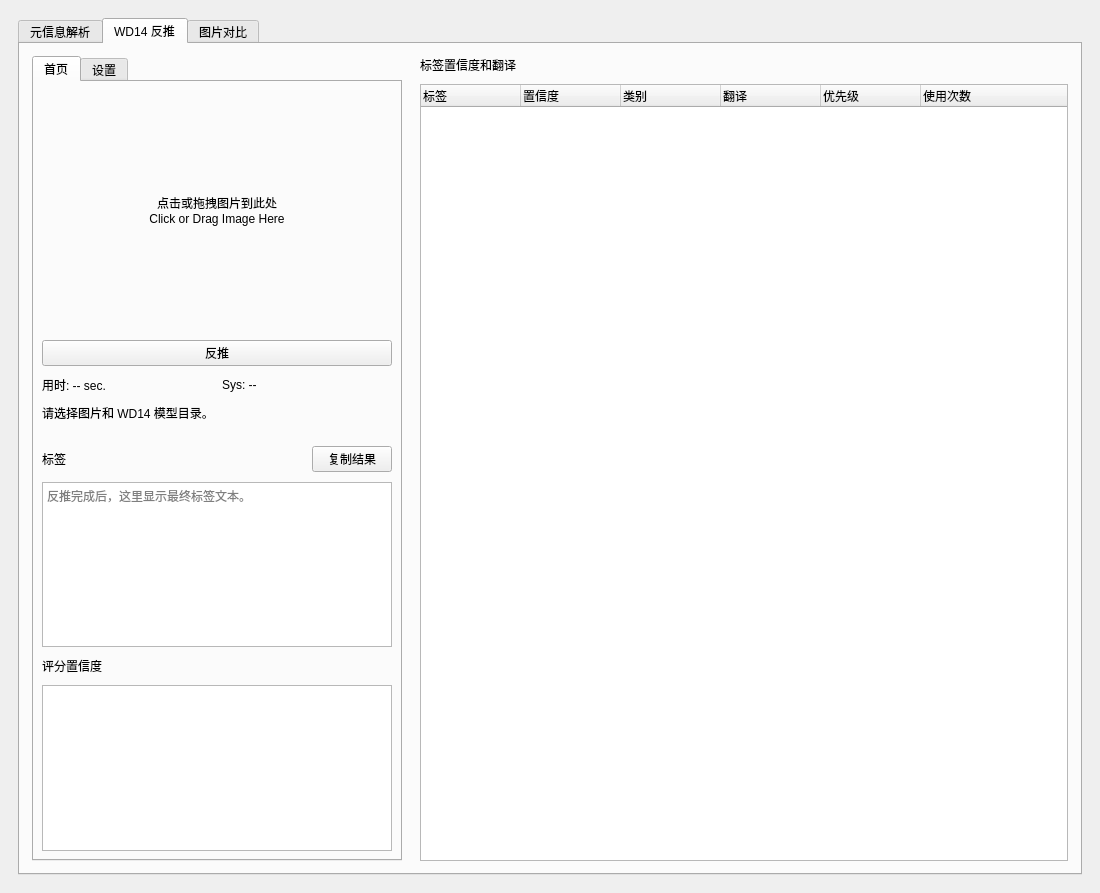
hanbinhsh/SD-LoRA-Manager, file tools/promptparserwidget.ui: the form before one commit.
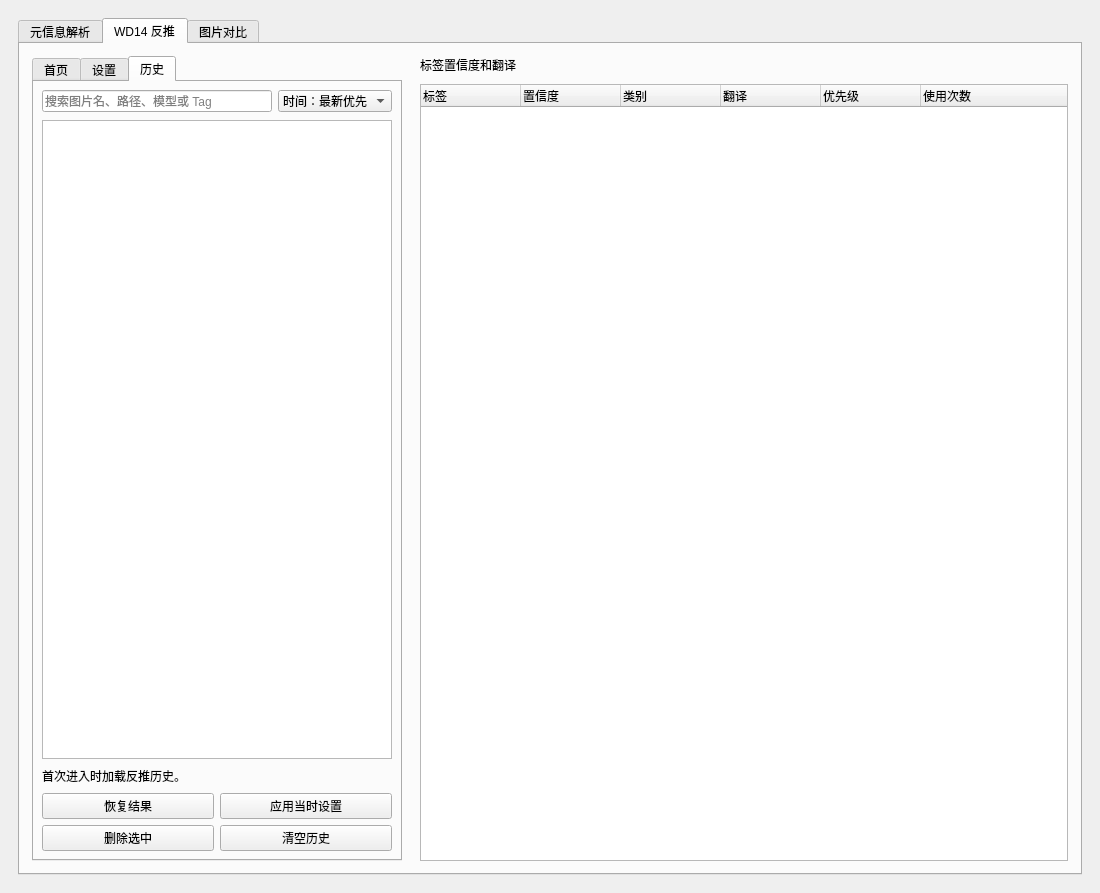
The form after the commit. The open tabs and pages were chosen to show the change.

Commit message: wd14历史

```diff
--- a/tools/promptparserwidget.ui
+++ b/tools/promptparserwidget.ui
@@ -877,6 +877,123 @@
            </item>
           </layout>
          </widget>
+         <widget class="QWidget" name="tabWd14History">
+          <attribute name="title">
+           <string>历史</string>
+          </attribute>
+          <layout class="QVBoxLayout" name="layoutWd14History">
+           <property name="spacing">
+            <number>8</number>
+           </property>
+           <property name="leftMargin">
+            <number>8</number>
+           </property>
+           <property name="topMargin">
+            <number>8</number>
+           </property>
+           <property name="rightMargin">
+            <number>8</number>
+           </property>
+           <property name="bottomMargin">
+            <number>8</number>
+           </property>
+           <item>
+            <layout class="QHBoxLayout" name="layoutWd14HistoryFilter">
+             <property name="spacing">
+              <number>6</number>
+             </property>
+             <item>
+              <widget class="QLineEdit" name="editWd14HistorySearch">
+               <property name="placeholderText">
+                <string>搜索图片名、路径、模型或 Tag</string>
+               </property>
+               <property name="clearButtonEnabled">
+                <bool>true</bool>
+               </property>
+              </widget>
+             </item>
+             <item>
+              <widget class="QComboBox" name="comboWd14HistorySort">
+               <item>
+                <property name="text">
+                 <string>时间：最新优先</string>
+                </property>
+               </item>
+               <item>
+                <property name="text">
+                 <string>时间：最早优先</string>
+                </property>
+               </item>
+              </widget>
+             </item>
+            </layout>
+           </item>
+           <item>
+            <widget class="QListView" name="listWd14History">
+             <property name="mouseTracking">
+              <bool>true</bool>
+             </property>
+             <property name="selectionMode">
+              <enum>QAbstractItemView::SelectionMode::ExtendedSelection</enum>
+             </property>
+             <property name="verticalScrollMode">
+              <enum>QAbstractItemView::ScrollMode::ScrollPerPixel</enum>
+             </property>
+             <property name="uniformItemSizes">
+              <bool>true</bool>
+             </property>
+            </widget>
+           </item>
+           <item>
+            <widget class="QLabel" name="lblWd14HistoryStatus">
+             <property name="text">
+              <string>首次进入时加载反推历史。</string>
+             </property>
+             <property name="wordWrap">
+              <bool>true</bool>
+             </property>
+            </widget>
+           </item>
+           <item>
+            <layout class="QGridLayout" name="layoutWd14HistoryActions">
+             <property name="horizontalSpacing">
+              <number>6</number>
+             </property>
+             <property name="verticalSpacing">
+              <number>6</number>
+             </property>
+             <item row="0" column="0">
+              <widget class="QPushButton" name="btnWd14HistoryRestore">
+               <property name="text">
+                <string>恢复结果</string>
+               </property>
+              </widget>
+             </item>
+             <item row="0" column="1">
+              <widget class="QPushButton" name="btnWd14HistoryApplySettings">
+               <property name="text">
+                <string>应用当时设置</string>
+               </property>
+              </widget>
+             </item>
+             <item row="1" column="0">
+              <widget class="QPushButton" name="btnWd14HistoryDelete">
+               <property name="text">
+                <string>删除选中</string>
+               </property>
+              </widget>
+             </item>
+             <item row="1" column="1">
+              <widget class="QPushButton" name="btnWd14HistoryClear">
+               <property name="text">
+                <string>清空历史</string>
+               </property>
+              </widget>
+             </item>
+            </layout>
+           </item>
+          </layout>
+         </widget>
         </widget>
        </item>
        <item>
```
The commit also changes 6 other files.
